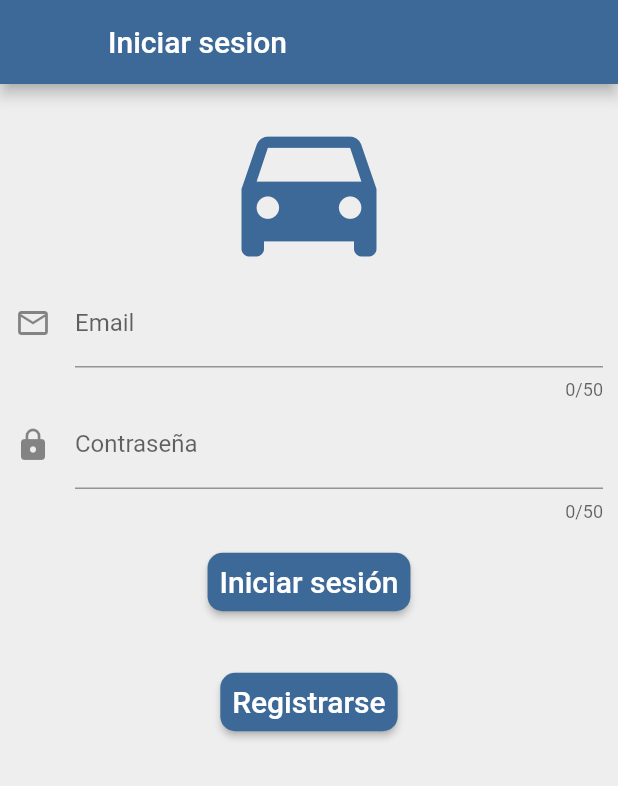
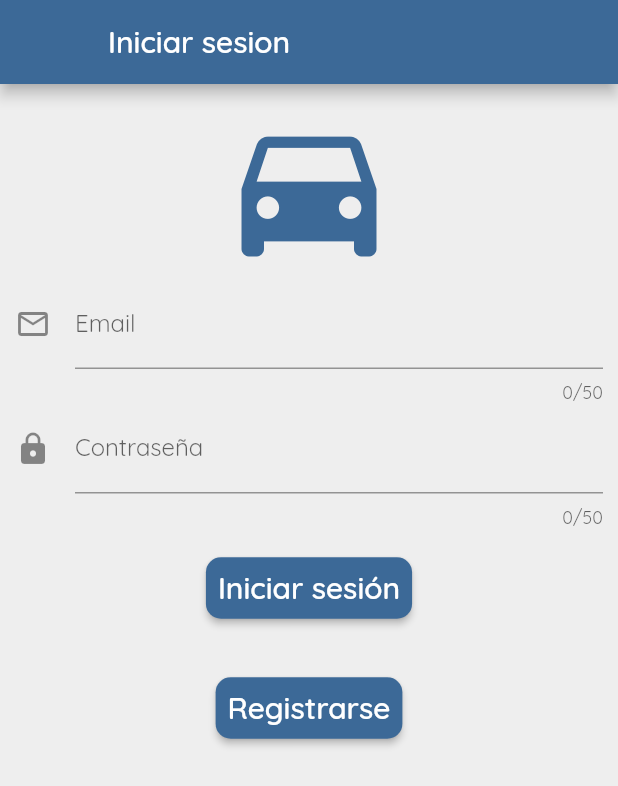
Before and after one commit to Mobility-Solutions/Transportify, a Flutter app: the screen it shows after launch, on a phone screen of 412 x 824 dp. Shown: the top 786 px of the screen. Run offline on Flutter 3.47's test engine with Material 2 defaults, Android fonts, the phone set to English and light mode, and no system bars; our stand-ins replace cloud_firestore, firebase_auth, flutter_datetime_picker, google_sign_in, toast; accounts and stored records are empty.

Commit message:
Added font

```diff
--- a/lib/vistas/Authentication/iniciarSesion/iniciarSesion.dart
+++ b/lib/vistas/Authentication/iniciarSesion/iniciarSesion.dart
@@ -17,7 +17,9 @@ class IniciarSesionMain extends StatelessWidget {
   Widget build(BuildContext context) {
     return MaterialApp(
       title: title,
+
       theme: ThemeData(
+        fontFamily: 'Quicksand'),
         // This is the theme of your application.
         //
         // Try running your application with "flutter run". You'll see the
@@ -27,8 +29,6 @@ class IniciarSesionMain extends StatelessWidget {
         // or simply save your changes to "hot reload" in a Flutter IDE).
         // Notice that the counter didn't reset back to zero; the application
         // is not restarted.
-        primarySwatch: Colors.blue,
-      ),
       home: IniciarSesionView(),
     );
   }
```
